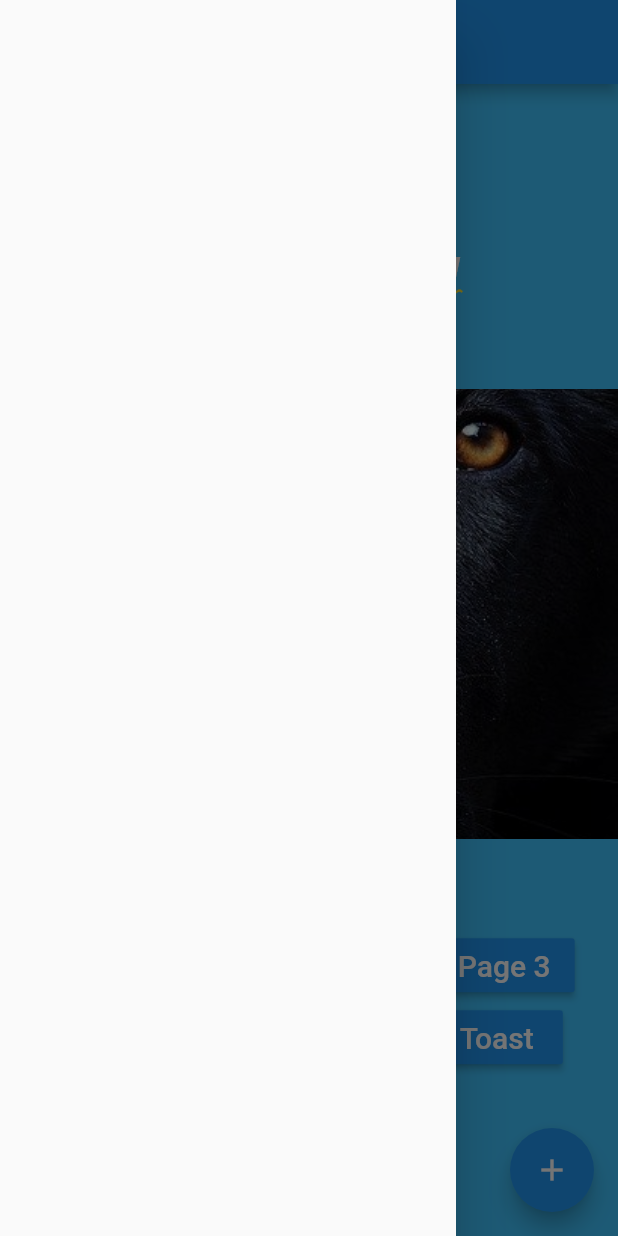
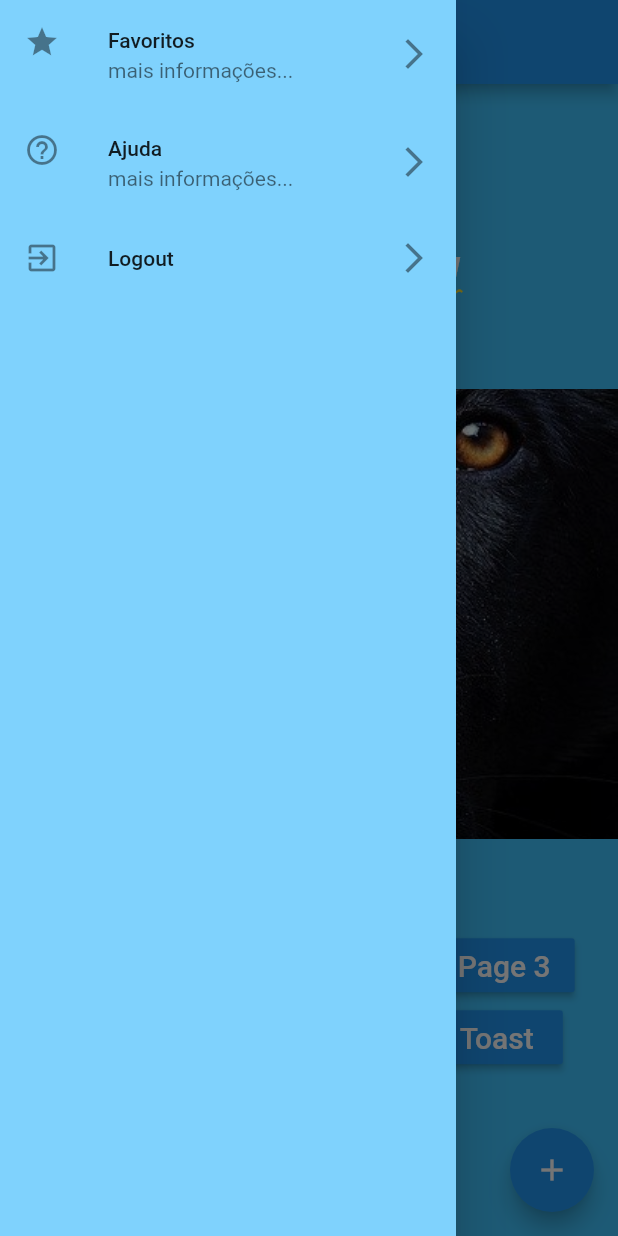
Before and after one commit to Ancora/flutterEssencialBasicWidgets, a Flutter app: the screen it shows after launch, with the side drawer open, on a phone screen of 412 x 824 dp. Run offline on Flutter 3.47's test engine with Material 2 defaults, Android fonts, the phone set to English and light mode, and no system bars; our stand-ins replace fluttertoast.

Commit message:
072-MatDesign/Drawer ListTile.

```diff
--- /dev/null
+++ b/lib/drawer_list.dart
@@ -0,0 +1,45 @@
+import 'package:flutter/material.dart';
+
+class DrawerList extends StatelessWidget {
+  @override
+  Widget build(BuildContext context) {
+    return Drawer(
+      child: Container(
+        color: Color.fromRGBO(3, 169, 255, 0.5),
+        child: ListView(
+          children: <Widget>[
+            ListTile(
+              leading: Icon(Icons.star),
+              title: Text('Favoritos'),
+              subtitle: Text('mais informações...'),
+              trailing: Icon(Icons.arrow_forward_ios),
+              onTap: () {
+                print('Item 1');
+                Navigator.pop(context);
+              },
+            ),
+            ListTile(
+              leading: Icon(Icons.help_outline),
+              title: Text('Ajuda'),
+              subtitle: Text('mais informações...'),
+              trailing: Icon(Icons.arrow_forward_ios),
+              onTap: () {
+                print('Item 1');
+                Navigator.pop(context);
+              },
+            ),
+            ListTile(
+              leading: Icon(Icons.exit_to_app),
+              title: Text('Logout'),
+              trailing: Icon(Icons.arrow_forward_ios),
+              onTap: () {
+                print('Item 1');
+                Navigator.pop(context);
+              },
+            ),
+          ],
+        ),
+      ),
+    );
+  }
+}
--- a/lib/home_page.dart
+++ b/lib/home_page.dart
@@ -1,4 +1,5 @@
 import 'package:flutter/material.dart';
+import 'package:flutterbasicwidgets/drawer_list.dart';
 import 'package:flutterbasicwidgets/pages/hello_listview.dart';
 import 'package:flutterbasicwidgets/pages/hello_page2.dart';
 import 'package:flutterbasicwidgets/pages/hello_page3.dart';
@@ -23,9 +24,7 @@ class HomePage extends StatelessWidget {
           Icons.add,
         ),
       ),
-      drawer: Drawer(
-
-      ),
+      drawer: DrawerList(),
     );
   }
 
```
